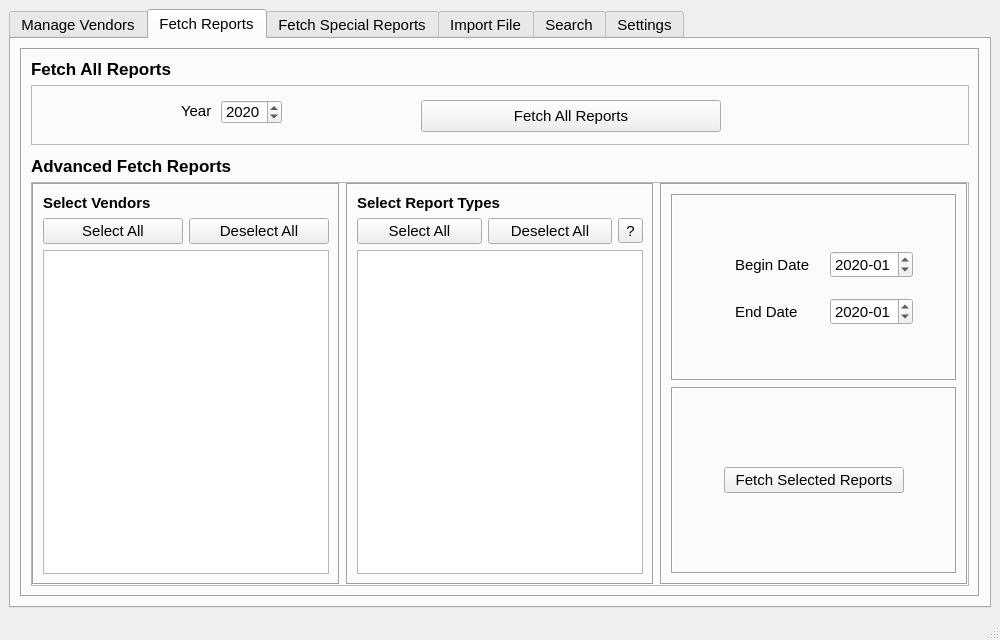
Before: the Qt Designer form ui/MainWindow.ui in CS-4820-Library-Project/COUNTER-5-Report-Tool-2020-5.0, drawn with Qt 5.
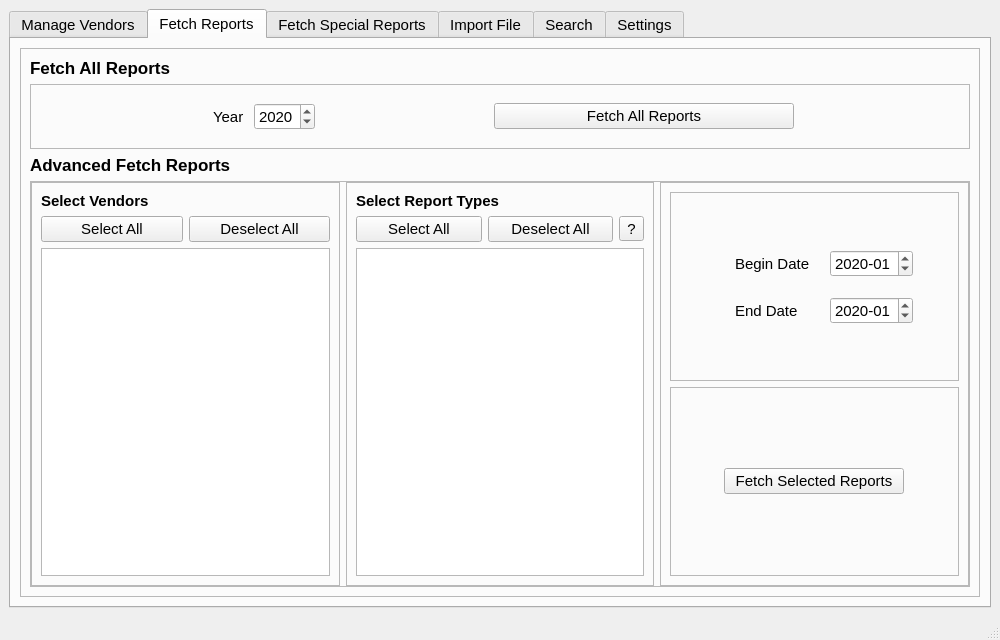
After: the same form once the commit is applied. The open tabs and pages were chosen to show the change.

Commit message: Implemented TSV file open on click Minor UI changes

Patch:
```diff
--- a/ui/MainWindow.ui
+++ b/ui/MainWindow.ui
@@ -336,10 +336,7 @@
            <bool>true</bool>
           </property>
           <property name="frameShape">
-           <enum>QFrame::Box</enum>
-          </property>
-          <property name="frameShadow">
-           <enum>QFrame::Sunken</enum>
+           <enum>QFrame::StyledPanel</enum>
           </property>
           <layout class="QVBoxLayout" name="verticalLayout_3">
            <item>
@@ -377,56 +374,31 @@
              <property name="frameShape">
               <enum>QFrame::StyledPanel</enum>
              </property>
-             <property name="frameShadow">
-              <enum>QFrame::Sunken</enum>
-             </property>
-             <widget class="QPushButton" name="fetch_all_data_button">
-              <property name="geometry">
-               <rect>
-                <x>390</x>
-                <y>15</y>
-                <width>300</width>
-                <height>32</height>
-               </rect>
-              </property>
+             <layout class="QHBoxLayout" name="horizontalLayout_10">
+              <item>
+               <widget class="QFrame" name="frame_28">
               <property name="sizePolicy">
-               <sizepolicy hsizetype="Minimum" vsizetype="Fixed">
+                 <sizepolicy hsizetype="Fixed" vsizetype="Fixed">
                 <horstretch>0</horstretch>
                 <verstretch>0</verstretch>
                </sizepolicy>
               </property>
-              <property name="maximumSize">
-               <size>
-                <width>300</width>
-                <height>16777215</height>
-               </size>
-              </property>
-              <property name="text">
-               <string>Fetch All Reports</string>
-              </property>
-             </widget>
+                <property name="frameShape">
+                 <enum>QFrame::NoFrame</enum>
+                </property>
+                <layout class="QHBoxLayout" name="horizontalLayout_12">
+                 <property name="spacing">
+                  <number>10</number>
+                 </property>
+                 <item>
              <widget class="QLabel" name="label_34">
-              <property name="geometry">
-               <rect>
-                <x>150</x>
-                <y>15</y>
-                <width>31</width>
-                <height>21</height>
-               </rect>
-              </property>
               <property name="text">
                <string>Year</string>
               </property>
              </widget>
+                 </item>
+                 <item>
              <widget class="QDateEdit" name="All_reports_edit_fetch">
-              <property name="geometry">
-               <rect>
-                <x>190</x>
-                <y>15</y>
-                <width>61</width>
-                <height>24</height>
-               </rect>
-              </property>
               <property name="dateTime">
                <datetime>
                 <hour>0</hour>
@@ -441,23 +413,31 @@
                <string>yyyy</string>
               </property>
              </widget>
+                 </item>
+                </layout>
             </widget>
            </item>
            <item>
-            <spacer name="verticalSpacer">
-             <property name="orientation">
-              <enum>Qt::Vertical</enum>
-             </property>
-             <property name="sizeType">
-              <enum>QSizePolicy::Maximum</enum>
-             </property>
-             <property name="sizeHint" stdset="0">
+               <widget class="QPushButton" name="fetch_all_data_button">
+                <property name="sizePolicy">
+                 <sizepolicy hsizetype="Minimum" vsizetype="Fixed">
+                  <horstretch>0</horstretch>
+                  <verstretch>0</verstretch>
+                 </sizepolicy>
+                </property>
+                <property name="maximumSize">
               <size>
-               <width>20</width>
-               <height>5</height>
-              </size>
-             </property>
-            </spacer>
+                  <width>300</width>
+                  <height>16777215</height>
+                 </size>
+                </property>
+                <property name="text">
+                 <string>Fetch All Reports</string>
+                </property>
+               </widget>
+              </item>
+             </layout>
+            </widget>
            </item>
            <item>
             <widget class="QLabel" name="Adv_Fetch_text">
@@ -521,10 +501,7 @@
                  </size>
                 </property>
                 <property name="frameShape">
-                 <enum>QFrame::Box</enum>
-                </property>
-                <property name="frameShadow">
-                 <enum>QFrame::Sunken</enum>
+                 <enum>QFrame::StyledPanel</enum>
                 </property>
                 <layout class="QVBoxLayout" name="verticalLayout_4">
                  <item>
@@ -605,10 +582,7 @@
                  </size>
                 </property>
                 <property name="frameShape">
-                 <enum>QFrame::Box</enum>
-                </property>
-                <property name="frameShadow">
-                 <enum>QFrame::Sunken</enum>
+                 <enum>QFrame::StyledPanel</enum>
                 </property>
                 <layout class="QVBoxLayout" name="verticalLayout_5">
                  <item>
@@ -699,10 +673,7 @@
                  </size>
                 </property>
                 <property name="frameShape">
-                 <enum>QFrame::Box</enum>
-                </property>
-                <property name="frameShadow">
-                 <enum>QFrame::Sunken</enum>
+                 <enum>QFrame::StyledPanel</enum>
                 </property>
                 <layout class="QVBoxLayout" name="verticalLayout_7">
                  <item>
@@ -720,10 +691,7 @@
                     </size>
                    </property>
                    <property name="frameShape">
-                    <enum>QFrame::Box</enum>
-                   </property>
-                   <property name="frameShadow">
-                    <enum>QFrame::Sunken</enum>
+                    <enum>QFrame::StyledPanel</enum>
                    </property>
                    <layout class="QFormLayout" name="formLayout_2">
                     <property name="fieldGrowthPolicy">
@@ -798,10 +766,7 @@
                     </sizepolicy>
                    </property>
                    <property name="frameShape">
-                    <enum>QFrame::Box</enum>
-                   </property>
-                   <property name="frameShadow">
-                    <enum>QFrame::Sunken</enum>
+                    <enum>QFrame::StyledPanel</enum>
                    </property>
                    <layout class="QGridLayout" name="gridLayout_2">
                     <item row="0" column="0">
```
Left out of the diff: 142 changed lines with no effect on the pictures. Lines whose indentation alone changed are shown as unchanged. The commit also changes 2 other files.
